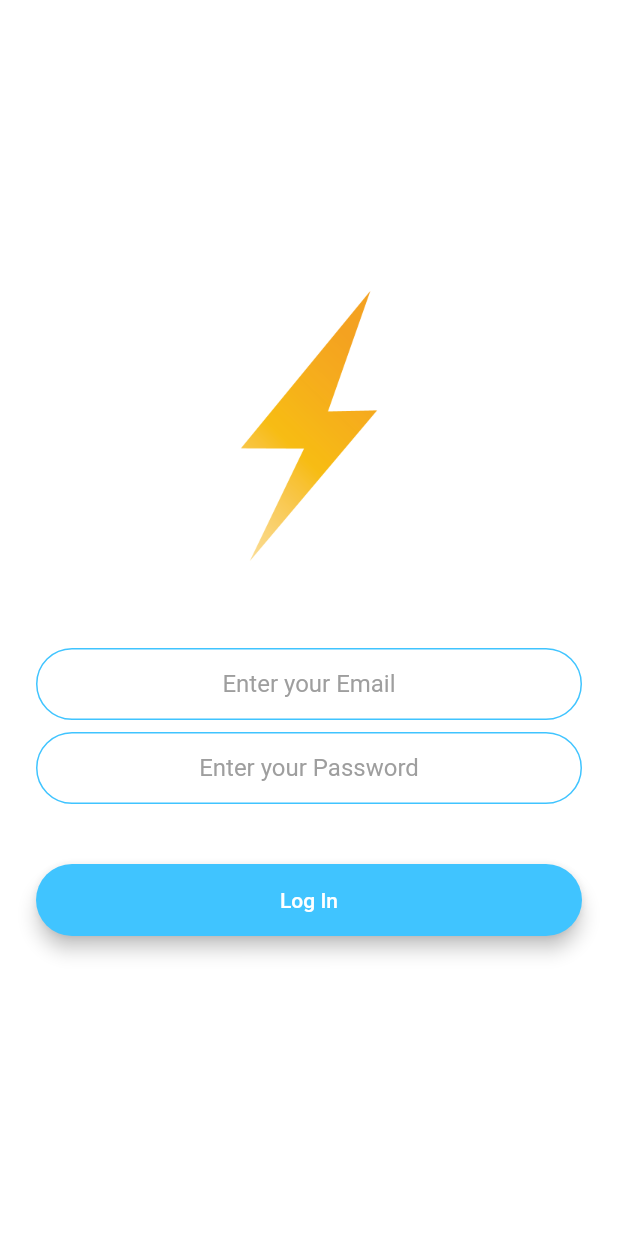
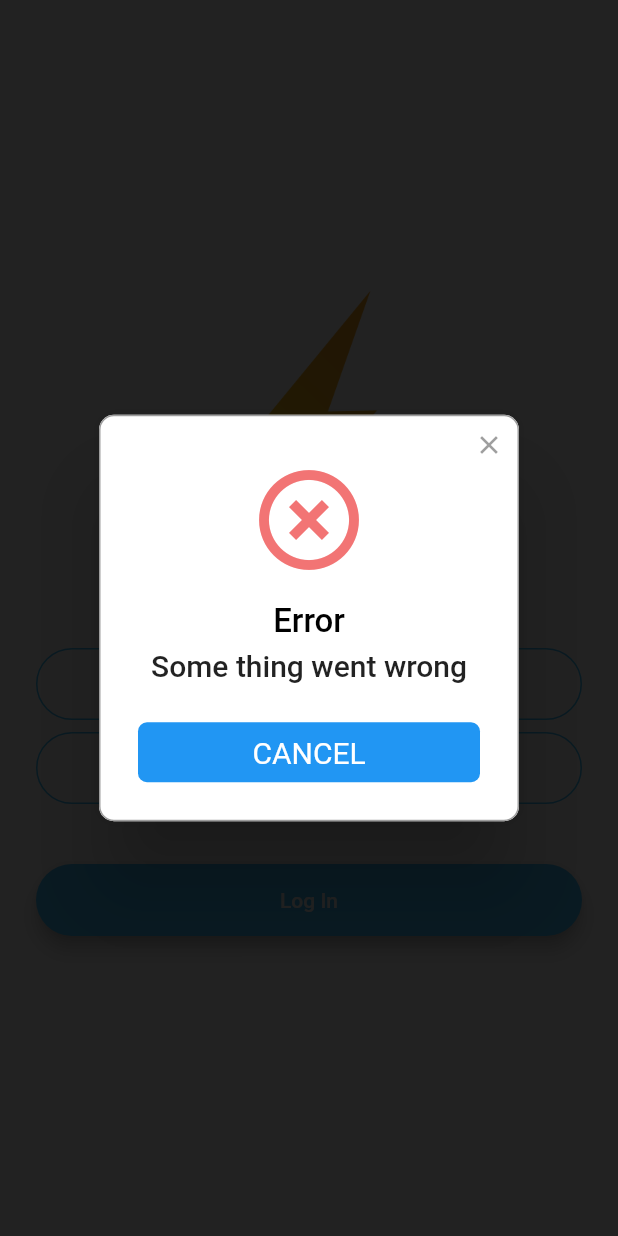
Before and after one commit to omar1413/flash-chat-flutter, a Flutter app: the LoginScreen screen opened by its route, after a tap on "Log In", on a phone screen of 412 x 824 dp. Run offline on Flutter 3.47's test engine with Material 2 defaults, Android fonts, the phone set to English and light mode, and no system bars; drawn by our look-alikes of rflutter_alert; our stand-ins replace cloud_firestore, firebase_auth, modal_progress_hud; accounts and stored records are empty.

Commit message:
good design

```diff
--- a/lib/constants.dart
+++ b/lib/constants.dart
@@ -1,4 +1,5 @@
 import 'package:flutter/material.dart';
+import 'package:rflutter_alert/rflutter_alert.dart';
 
 const kSendButtonTextStyle = TextStyle(
   color: Colors.lightBlueAccent,
@@ -34,3 +35,15 @@ const kTextFieldInputDecoration = InputDecoration(
     borderRadius: BorderRadius.all(Radius.circular(32.0)),
   ),
 );
+
+Alert kErrorMsgAlert(BuildContext context,
+    {String msg = 'Some thing went wrong'}) {
+  return Alert(
+    context: context,
+    type: AlertType.error,
+    title: 'Error',
+    content: Text(
+      msg,
+    ),
+  );
+}
--- a/lib/screens/login_screen.dart
+++ b/lib/screens/login_screen.dart
@@ -1,6 +1,10 @@
 import 'package:flutter/material.dart';
 import 'package:flash_chat/components/rounded_button.dart';
 import 'package:flash_chat/constants.dart';
+import 'package:firebase_auth/firebase_auth.dart';
+import 'chat_screen.dart';
+import 'package:modal_progress_hud/modal_progress_hud.dart';
+import 'package:rflutter_alert/rflutter_alert.dart';
 
 class LoginScreen extends StatefulWidget {
   static const String id = 'login_screen';
@@ -10,11 +14,18 @@ class LoginScreen extends StatefulWidget {
 }
 
 class _LoginScreenState extends State<LoginScreen> {
+  String email;
+  String password;
+  bool showProgress = false;
+
+  final _auth = FirebaseAuth.instance;
   @override
   Widget build(BuildContext context) {
     return Scaffold(
       backgroundColor: Colors.white,
-      body: Padding(
+      body: ModalProgressHUD(
+        inAsyncCall: showProgress,
+        child: Padding(
           padding: EdgeInsets.symmetric(horizontal: 24.0),
           child: Column(
             mainAxisAlignment: MainAxisAlignment.center,
@@ -35,6 +46,7 @@ class _LoginScreenState extends State<LoginScreen> {
                 textAlign: TextAlign.center,
                 onChanged: (value) {
                   //Do something with the user input.
+                  email = value;
                 },
                 decoration: kTextFieldInputDecoration.copyWith(
                     hintText: 'Enter your Email'),
@@ -47,6 +59,7 @@ class _LoginScreenState extends State<LoginScreen> {
                 obscureText: true,
                 onChanged: (value) {
                   //Do something with the user input.
+                  password = value;
                 },
                 decoration: kTextFieldInputDecoration.copyWith(
                     hintText: 'Enter your Password'),
@@ -57,13 +70,33 @@ class _LoginScreenState extends State<LoginScreen> {
               RoundedButton(
                 text: 'Log In',
                 color: Colors.lightBlueAccent,
-              onPressed: () {
+                onPressed: () async {
                   //Implement login functionality.
+                  setState(() {
+                    showProgress = true;
+                  });
+                  try {
+                    final user = await _auth.signInWithEmailAndPassword(
+                        email: email, password: password);
+
+                    if (user != null) {
+                      Navigator.pushNamed(context, ChatScreen.id);
+                    }
+                  } catch (e) {
+                    print(e);
+                    //TODO: handle user sign in errors
+                    kErrorMsgAlert(context).show();
+                  } finally {
+                    setState(() {
+                      showProgress = false;
+                    });
+                  }
                 },
               ),
             ],
           ),
         ),
+      ),
     );
   }
 }
--- a/lib/screens/welcome_screen.dart
+++ b/lib/screens/welcome_screen.dart
@@ -32,7 +32,6 @@ class _WelcomeScreenState extends State<WelcomeScreen>
 
   @override
   void dispose() {
-    // TODO: implement dispose
     super.dispose();
     controller.dispose();
   }
--- a/pubspec.yaml
+++ b/pubspec.yaml
@@ -13,6 +13,8 @@ dependencies:
   firebase_core: ^0.4.0+6
   firebase_auth: ^0.11.1+8
   cloud_firestore: ^0.12.7
+  modal_progress_hud: ^0.1.3
+  rflutter_alert: ^1.0.3
 
 dev_dependencies:
   flutter_test:
```
Also changed, not shown: lib/screens/chat_screen.dart (+93 -0 lines), lib/screens/registration_screen.dart (+14 -1 lines), pubspec.lock. Lines whose indentation alone changed are shown as unchanged.
